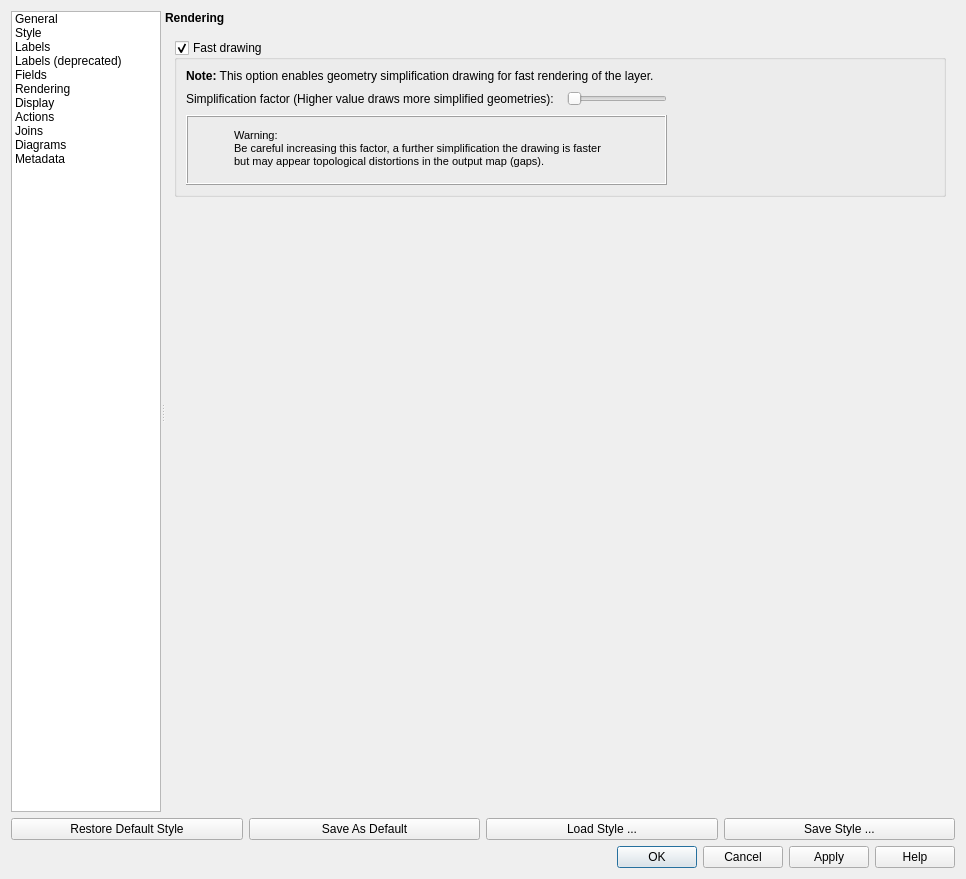
First picture: the form in src/ui/qgsvectorlayerpropertiesbase.ui, repository carsmie/QGIS, before the edit.
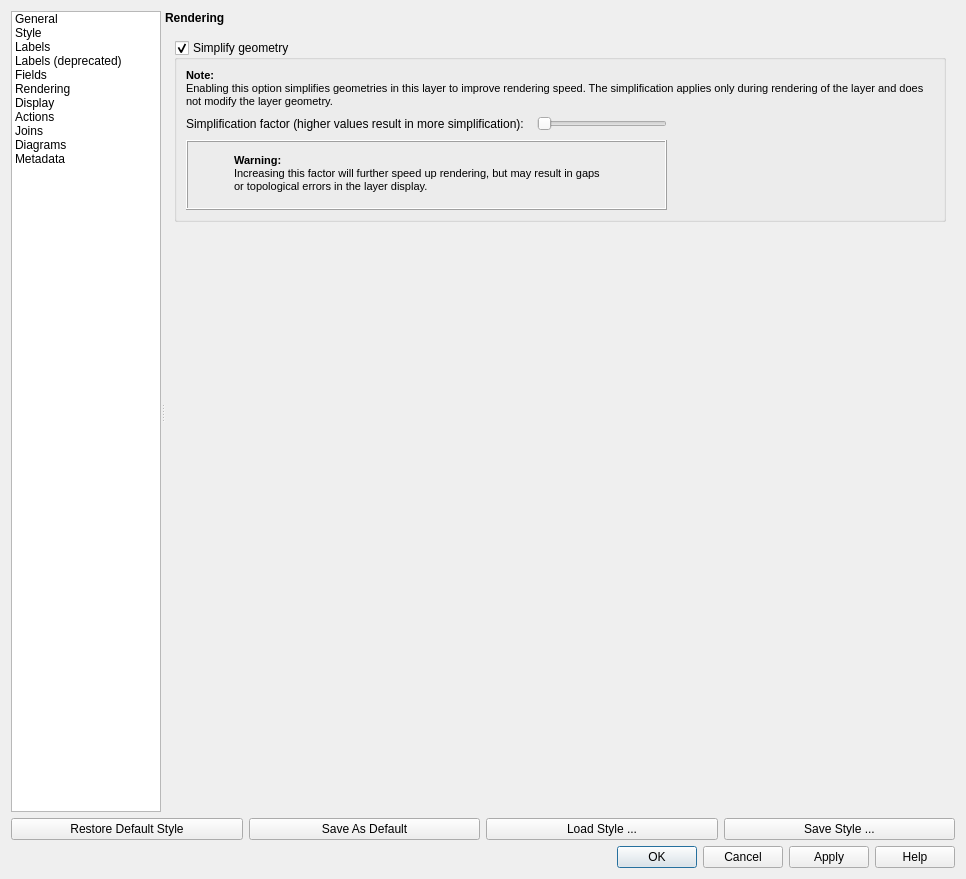
Second picture: the form after the edit. The open tabs and pages were chosen to show the change. Icons and pictures are not drawn. Custom widgets are drawn as their Qt base class.

Patch:
```diff
--- a/src/ui/qgsvectorlayerpropertiesbase.ui
+++ b/src/ui/qgsvectorlayerpropertiesbase.ui
@@ -943,13 +943,13 @@
                 <item>
                   <widget class="QGroupBox" name="mSimplifyDrawingGroupBox">
                     <property name="title">
-                      <string>Fast drawing</string>
+                  <string>Simplify geometry</string>
                     </property>
                     <property name="checkable">
                       <bool>true</bool>
                     </property>
                     <layout class="QGridLayout" name="_12">
-                      <item row="0" column="2" colspan="4">
+                  <item row="0" column="2" colspan="3">
                         <widget class="QLabel" name="label_16">
                           <property name="sizePolicy">
                             <sizepolicy hsizetype="Preferred" vsizetype="Preferred">
@@ -958,28 +958,36 @@
                             </sizepolicy>
                           </property>
                           <property name="text">
-                            <string>&lt;b&gt;Note:&lt;/b&gt; This option enables geometry simplification drawing for fast rendering of the layer.</string>
+                     <string>&lt;!DOCTYPE HTML PUBLIC &quot;-//W3C//DTD HTML 4.0//EN&quot; &quot;http://www.w3.org/TR/REC-html40/strict.dtd&quot;&gt;
+&lt;html&gt;&lt;head&gt;&lt;meta name=&quot;qrichtext&quot; content=&quot;1&quot; /&gt;&lt;style type=&quot;text/css&quot;&gt;
+p, li { white-space: pre-wrap; }
+&lt;/style&gt;&lt;/head&gt;&lt;body style=&quot; font-family:'MS Shell Dlg 2'; font-size:8.25pt; font-weight:400; font-style:normal;&quot;&gt;
+&lt;p style=&quot; margin-top:0px; margin-bottom:0px; margin-left:0px; margin-right:0px; -qt-block-indent:0; text-indent:0px;&quot;&gt;&lt;span style=&quot; font-weight:600;&quot;&gt;Note:&lt;/span&gt;&lt;/p&gt;
+&lt;p style=&quot; margin-top:0px; margin-bottom:0px; margin-left:0px; margin-right:0px; -qt-block-indent:0; text-indent:0px;&quot;&gt;Enabling this option simplifies geometries in this layer to improve rendering speed. The simplification applies only during rendering of the layer and does not modify the layer geometry.&lt;/p&gt;&lt;/body&gt;&lt;/html&gt;</string>
+                    </property>
+                    <property name="wordWrap">
+                     <bool>true</bool>
                           </property>
                           <property name="margin">
                             <number>2</number>
                           </property>
                         </widget>
                       </item>
-                      <item row="7" column="2">
+                  <item row="5" column="2">
                         <widget class="QLabel" name="label_17">
                           <property name="text">
-                            <string>Simplification factor (Higher value draws more simplified geometries):  </string>
+                     <string>Simplification factor (higher values result in more simplification):  </string>
                           </property>
                           <property name="margin">
                             <number>2</number>
                           </property>
                         </widget>
                       </item>
-                      <item row="7" column="3">
+                  <item row="5" column="3">
                         <widget class="QSlider" name="mSimplifyDrawingSlider">
                           <property name="maximumSize">
                             <size>
-                              <width>100</width>
+                      <width>130</width>
                               <height>16777215</height>
                             </size>
                           </property>
@@ -1009,20 +1017,7 @@
                           </property>
                         </widget>
                       </item>
-                      <item row="7" column="4">
-                        <spacer name="horizontalSpacer_6">
-                          <property name="orientation">
-                            <enum>Qt::Horizontal</enum>
-                          </property>
-                          <property name="sizeHint" stdset="0">
-                            <size>
-                              <width>40</width>
-                              <height>20</height>
-                            </size>
-                          </property>
-                        </spacer>
-                      </item>
-                      <item row="10" column="2" colspan="2">
+                  <item row="8" column="2" colspan="2">
                         <widget class="QFrame" name="mSimplifyDrawingPanel">
                           <property name="minimumSize">
                             <size>
@@ -1090,7 +1085,7 @@
                               <rect>
                                 <x>45</x>
                                 <y>8</y>
-                                <width>391</width>
+                       <width>411</width>
                                 <height>51</height>
                               </rect>
                             </property>
@@ -1099,21 +1094,21 @@
 &lt;html&gt;&lt;head&gt;&lt;meta name=&quot;qrichtext&quot; content=&quot;1&quot; /&gt;&lt;style type=&quot;text/css&quot;&gt;
 p, li { white-space: pre-wrap; }
 &lt;/style&gt;&lt;/head&gt;&lt;body style=&quot; font-family:'MS Shell Dlg 2'; font-size:8.25pt; font-weight:400; font-style:normal;&quot;&gt;
-&lt;p style=&quot; margin-top:0px; margin-bottom:0px; margin-left:0px; margin-right:0px; -qt-block-indent:0; text-indent:0px;&quot;&gt;&lt;span style=&quot; font-size:8pt;&quot;&gt; Warning:&lt;/span&gt;&lt;/p&gt;
-&lt;p style=&quot; margin-top:0px; margin-bottom:0px; margin-left:0px; margin-right:0px; -qt-block-indent:0; text-indent:0px;&quot;&gt;&lt;span style=&quot; font-size:8pt;&quot;&gt; Be careful increasing this factor, a further simplification the drawing is faster &lt;/span&gt;&lt;/p&gt;
-&lt;p style=&quot; margin-top:0px; margin-bottom:0px; margin-left:0px; margin-right:0px; -qt-block-indent:0; text-indent:0px;&quot;&gt;&lt;span style=&quot; font-size:8pt;&quot;&gt; but may appear topological distortions in the output map (gaps).&lt;/span&gt;&lt;/p&gt;&lt;/body&gt;&lt;/html&gt;</string>
+&lt;p style=&quot; margin-top:0px; margin-bottom:0px; margin-left:0px; margin-right:0px; -qt-block-indent:0; text-indent:0px;&quot;&gt;&lt;span style=&quot; font-size:8pt;&quot;&gt; &lt;/span&gt;&lt;span style=&quot; font-size:8pt; font-weight:600;&quot;&gt;Warning:&lt;/span&gt;&lt;/p&gt;
+&lt;p style=&quot; margin-top:0px; margin-bottom:0px; margin-left:0px; margin-right:0px; -qt-block-indent:0; text-indent:0px;&quot;&gt;&lt;span style=&quot; font-size:8pt;&quot;&gt; Increasing this factor will further speed up rendering, but may result in gaps &lt;/span&gt;&lt;/p&gt;
+&lt;p style=&quot; margin-top:0px; margin-bottom:0px; margin-left:0px; margin-right:0px; -qt-block-indent:0; text-indent:0px;&quot;&gt;&lt;span style=&quot; font-size:8pt;&quot;&gt; or topological errors in the layer display.&lt;/span&gt;&lt;/p&gt;&lt;/body&gt;&lt;/html&gt;</string>
                             </property>
                           </widget>
                         </widget>
                       </item>
-                      <item row="10" column="4">
-                        <spacer name="horizontalSpacer_7">
+                  <item row="5" column="4">
+                   <spacer name="horizontalSpacer_6">
                           <property name="orientation">
                             <enum>Qt::Horizontal</enum>
                           </property>
                           <property name="sizeHint" stdset="0">
                             <size>
-                              <width>40</width>
+                      <width>20</width>
                               <height>20</height>
                             </size>
                           </property>
```
Left out of the diff: 2 changed lines with no effect on the pictures. Lines whose indentation alone changed are shown as unchanged.
